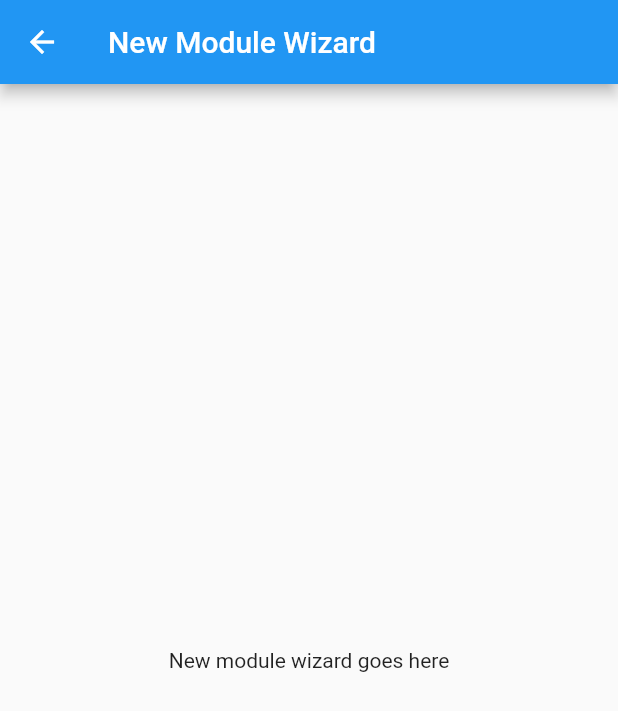
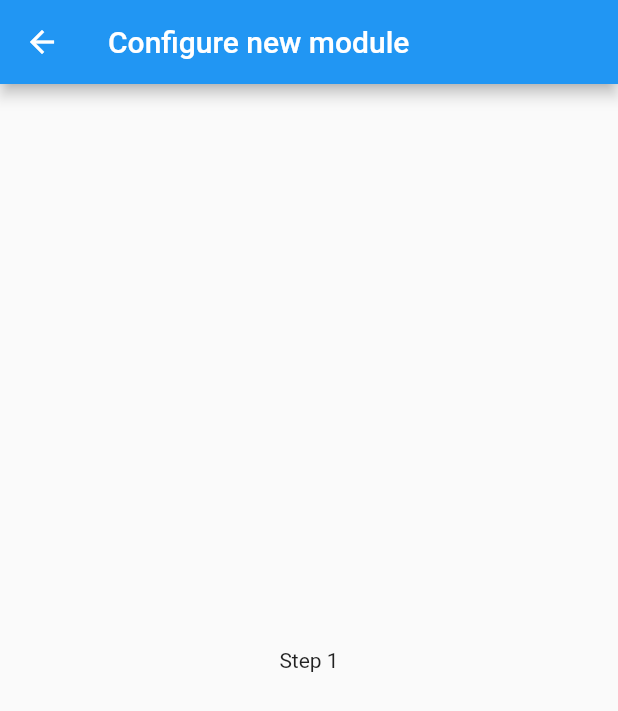
Before and after one commit to rmay-intwine/cta2045_ucm_config, a Flutter app: the NewModuleWizard screen opened directly, on a phone screen of 412 x 824 dp. Shown: the top 711 px of the screen. Run offline on Flutter 3.47's test engine with Material 2 defaults, Android fonts, the phone set to English and light mode, and no system bars.

Commit message:
Put in placeholder wizard steps.

```diff
--- a/lib/new_module_wizard.dart
+++ b/lib/new_module_wizard.dart
@@ -12,17 +12,14 @@ class _NewModuleWizardState extends State<NewModuleWizard> {
   Widget build(BuildContext context) {
     return new Scaffold(
       appBar: new AppBar(
-        title: const Text('New Module Wizard'),
+        title: const Text("Configure new module"),
       ),
-      body: new Center(
-        child: new Column(
-          mainAxisAlignment: MainAxisAlignment.center,
-          children: <Widget>[
-            new Text(
-              'New module wizard goes here',
-            ),
-          ],
-        ),
+      body: new PageView(
+        children: <Widget>[
+          new Center(child: const Text("Step 1")),
+          new Center(child: const Text("Step 2")),
+          new Center(child: const Text("Step 3")),
+        ],
       ),
     );
   }
```
